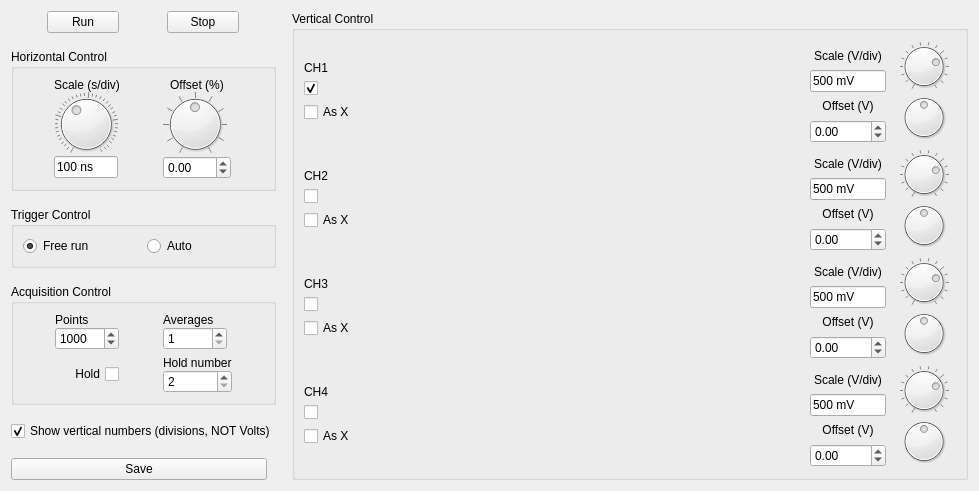
Above: instruments/oscilloscope.ui from pfjarschel/virtual-telecom-lab before the change. Below: the same form after it.
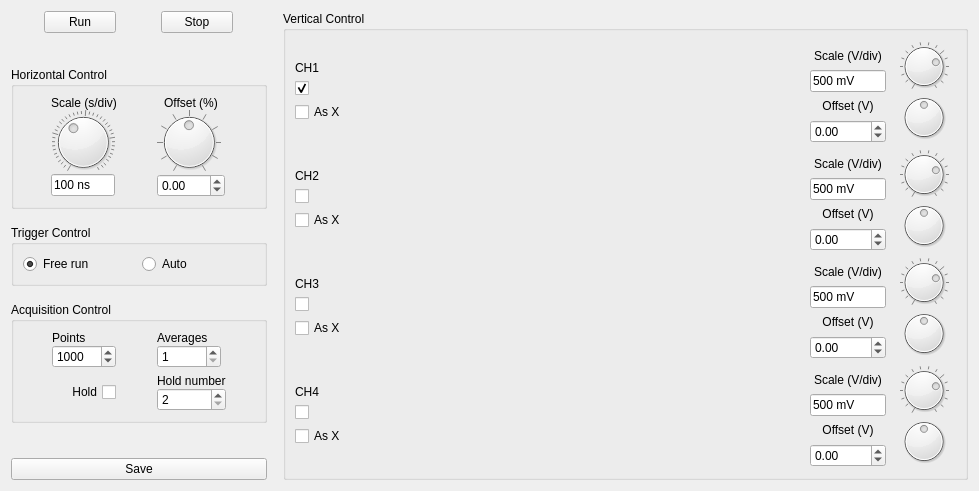
That is the form after the change.

Patch:
```diff
--- a/instruments/oscilloscope.ui
+++ b/instruments/oscilloscope.ui
@@ -406,16 +406,6 @@
          </layout>
         </widget>
        </item>
-       <item>
-        <widget class="QCheckBox" name="showvdivCheck">
-         <property name="text">
-          <string>Show vertical numbers (divisions, NOT Volts)</string>
-         </property>
-         <property name="checked">
-          <bool>true</bool>
-         </property>
-        </widget>
-       </item>
        <item>
         <spacer name="verticalSpacer_10">
          <property name="orientation">
```
